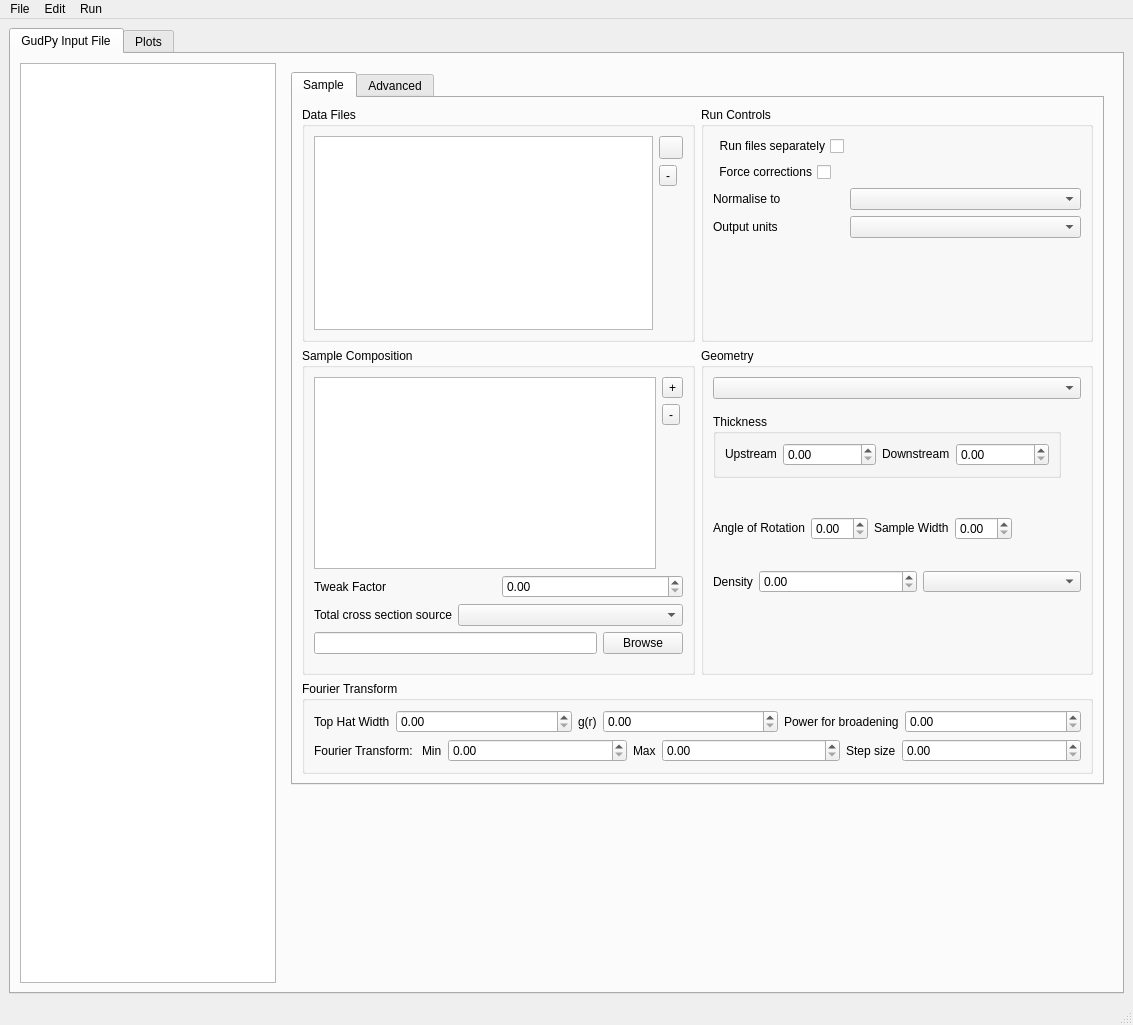
First picture: the form in src/gui/widgets/ui_files/mainWindow.ui, repository disorderedmaterials/GudPy, before the edit.
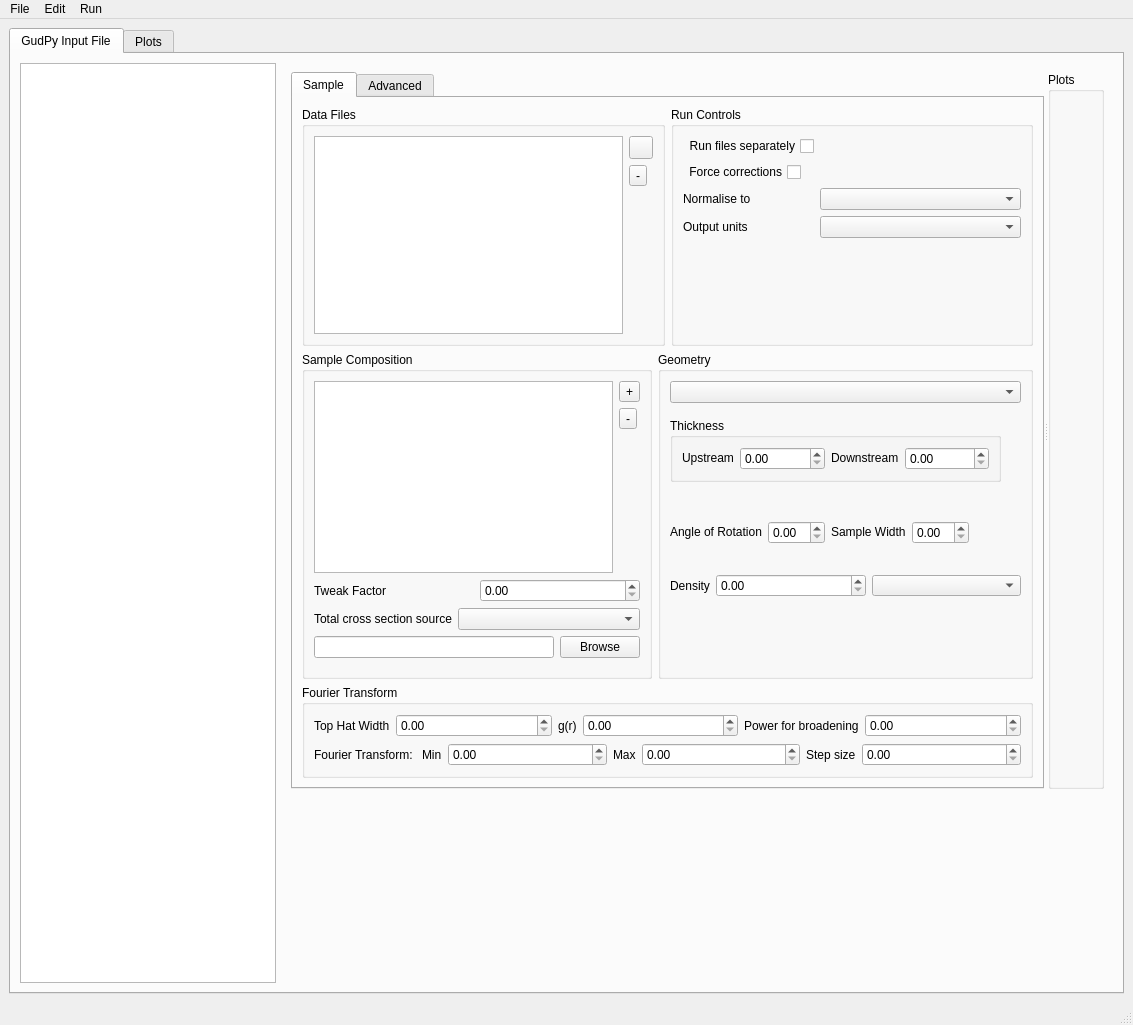
Second picture: the form after the edit. The open tabs and pages were chosen to show the change. Icons and pictures are not drawn. Custom widgets are drawn as their Qt base class.

Commit message: feat: embedding plots.

What changed in the file:
```diff
--- a/src/gui/widgets/ui_files/mainWindow.ui
+++ b/src/gui/widgets/ui_files/mainWindow.ui
@@ -3825,8 +3825,12 @@
              </layout>
             </widget>
             <widget class="QWidget" name="samplePage">
-             <layout class="QVBoxLayout" name="verticalLayout_37">
+             <layout class="QVBoxLayout" name="verticalLayout_24">
               <item>
+               <widget class="QSplitter" name="splitter">
+                <property name="orientation">
+                 <enum>Qt::Horizontal</enum>
+                </property>
                <widget class="QTabWidget" name="parameterTabs">
                 <property name="currentIndex">
                  <number>0</number>
@@ -3835,7 +3839,7 @@
                  <attribute name="title">
                   <string>Sample</string>
                  </attribute>
-                 <layout class="QVBoxLayout" name="verticalLayout_24">
+                  <layout class="QVBoxLayout" name="verticalLayout_37">
                   <item>
                    <layout class="QHBoxLayout" name="horizontalLayout_52">
                     <item>
@@ -5220,6 +5224,27 @@
                  </layout>
                 </widget>
                </widget>
+                <widget class="QGroupBox" name="samplePlotGroupBox">
+                 <property name="title">
+                  <string>Plots</string>
+                 </property>
+                 <layout class="QVBoxLayout" name="samplePlotLayout">
+                  <item>
+                   <spacer name="verticalSpacer_20">
+                    <property name="orientation">
+                     <enum>Qt::Vertical</enum>
+                    </property>
+                    <property name="sizeHint" stdset="0">
+                     <size>
+                      <width>20</width>
+                      <height>676</height>
+                     </size>
+                    </property>
+                   </spacer>
+                  </item>
+                 </layout>
+                </widget>
+               </widget>
               </item>
               <item>
                <spacer name="verticalSpacer_16">
@@ -5229,7 +5254,7 @@
                 <property name="sizeHint" stdset="0">
                  <size>
                   <width>20</width>
-                  <height>40</height>
+                  <height>174</height>
                  </size>
                 </property>
                </spacer>
```
Lines whose indentation alone changed are shown as unchanged. The commit also changes 2 other files.
